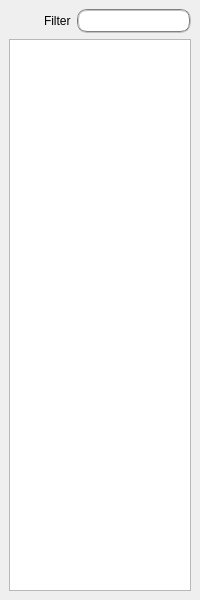
The window that UI/Forms/LibraryDockWidget.ui (jameskyle/KExperiment) describes before a commit, drawn with Qt 5.
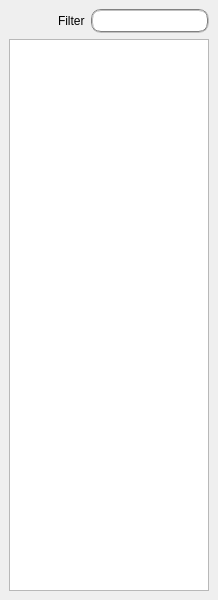
The same window after the commit.

Patch:
```diff
--- a/UI/Forms/LibraryDockWidget.ui
+++ b/UI/Forms/LibraryDockWidget.ui
@@ -63,6 +63,12 @@
     </item>
     <item>
      <widget class="QListView" name="componentListView">
+      <property name="minimumSize">
+       <size>
+        <width>200</width>
+        <height>0</height>
+       </size>
+      </property>
       <property name="dragEnabled">
        <bool>true</bool>
       </property>
```
